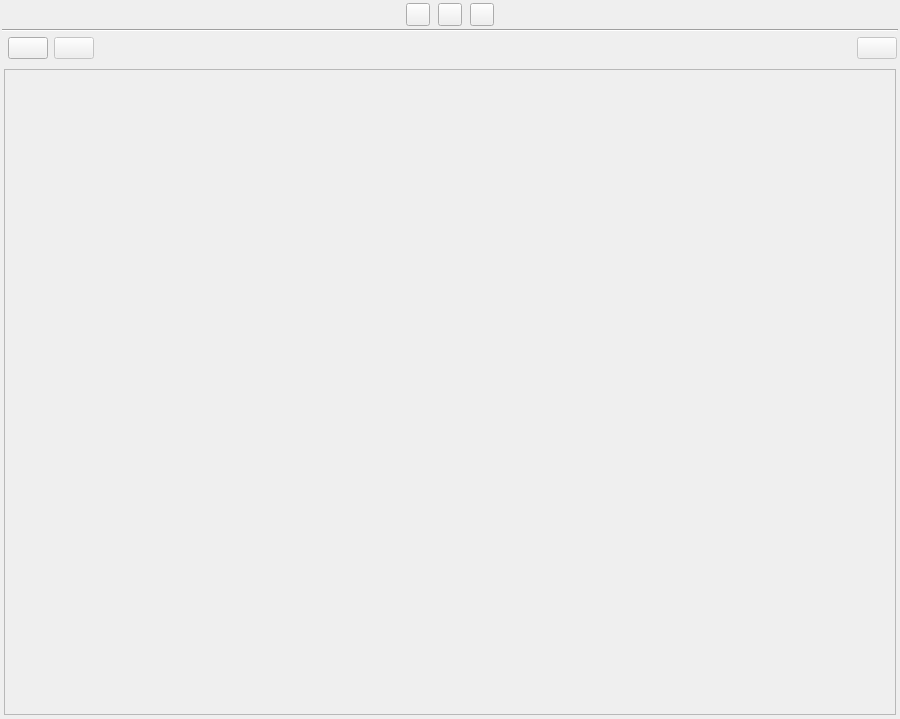
Qt form ui/characters_view.ui (zkovari/plotlyst) before a commit.
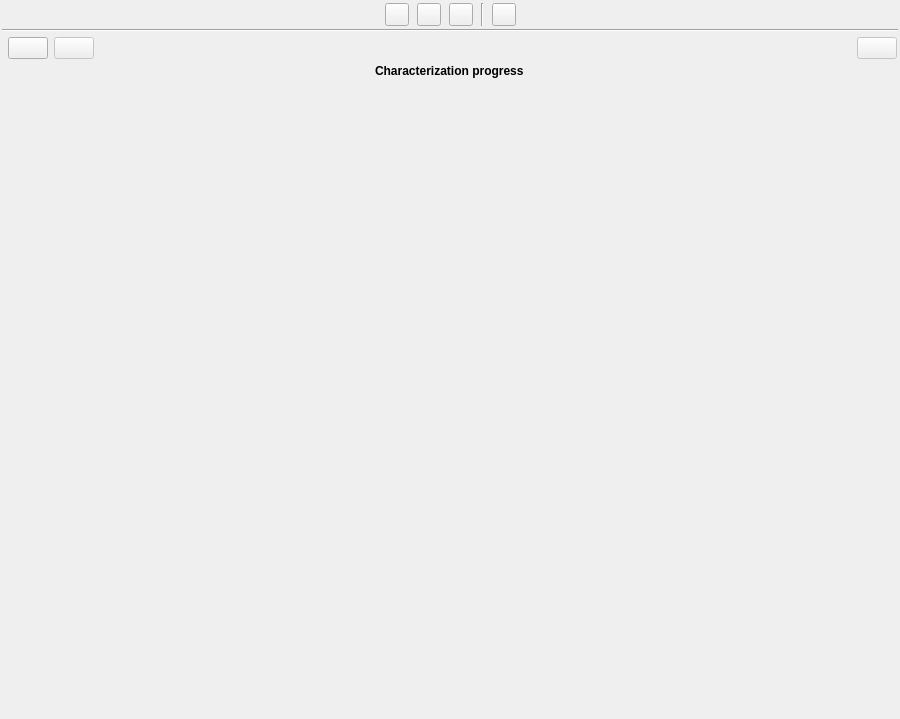
The same form after that commit. Custom widgets are drawn as their Qt base class.

Commit message:
Characters progress view (#380)
* Characters progress view

* progress

* overall progress

* tooltip and shortcut

* char edit

* backstory

* role

The edit to the form file:
```diff
--- a/ui/characters_view.ui
+++ b/ui/characters_view.ui
@@ -163,6 +163,38 @@
             </attribute>
            </widget>
           </item>
+          <item>
+           <widget class="Line" name="line_2">
+            <property name="orientation">
+             <enum>Qt::Vertical</enum>
+            </property>
+           </widget>
+          </item>
+          <item>
+           <widget class="QToolButton" name="btnProgressView">
+            <property name="cursor">
+             <cursorShape>PointingHandCursor</cursorShape>
+            </property>
+            <property name="toolTip">
+             <string>Progress view</string>
+            </property>
+            <property name="text">
+             <string/>
+            </property>
+            <property name="shortcut">
+             <string>4</string>
+            </property>
+            <property name="checkable">
+             <bool>true</bool>
+            </property>
+            <property name="base" stdset="0">
+             <bool>true</bool>
+            </property>
+            <attribute name="buttonGroup">
+             <string notr="true">btnGroupViews</string>
+            </attribute>
+           </widget>
+          </item>
           <item>
            <spacer name="horizontalSpacer_9">
             <property name="orientation">
@@ -329,7 +361,7 @@
        <item>
         <widget class="QStackedWidget" name="stackCharacters">
          <property name="currentIndex">
-          <number>1</number>
+          <number>2</number>
          </property>
          <widget class="QWidget" name="pageTableView">
           <layout class="QVBoxLayout" name="verticalLayout_6">
@@ -430,8 +462,8 @@
                <rect>
                 <x>0</x>
                 <y>0</y>
-                <width>890</width>
-                <height>631</height>
+                <width>98</width>
+                <height>28</height>
                </rect>
               </property>
               <layout class="QHBoxLayout" name="horizontalLayout_4">
@@ -456,6 +488,84 @@
            </item>
           </layout>
          </widget>
+         <widget class="QWidget" name="pageProgressView">
+          <layout class="QVBoxLayout" name="verticalLayout_5">
+           <property name="spacing">
+            <number>4</number>
+           </property>
+           <property name="leftMargin">
+            <number>0</number>
+           </property>
+           <property name="topMargin">
+            <number>0</number>
+           </property>
+           <property name="rightMargin">
+            <number>0</number>
+           </property>
+           <property name="bottomMargin">
+            <number>0</number>
+           </property>
+           <item alignment="Qt::AlignHCenter">
+            <widget class="QLabel" name="label_6">
+             <property name="font">
+              <font>
+               <weight>75</weight>
+               <bold>true</bold>
+              </font>
+             </property>
+             <property name="text">
+              <string>Characterization progress</string>
+             </property>
+            </widget>
+           </item>
+           <item>
+            <widget class="QScrollArea" name="scrollArea_3">
+             <property name="frameShape">
+              <enum>QFrame::NoFrame</enum>
+             </property>
+             <property name="lineWidth">
+              <number>0</number>
+             </property>
+             <property name="widgetResizable">
+              <bool>true</bool>
+             </property>
+             <widget class="QWidget" name="scrollAreaProgress">
+              <property name="geometry">
+               <rect>
+                <x>0</x>
+                <y>0</y>
+                <width>896</width>
+                <height>629</height>
+               </rect>
+              </property>
+              <property name="sizePolicy">
+               <sizepolicy hsizetype="Expanding" vsizetype="Expanding">
+                <horstretch>0</horstretch>
+                <verstretch>0</verstretch>
+               </sizepolicy>
+              </property>
+              <layout class="QVBoxLayout" name="verticalLayout_7">
+               <property name="spacing">
+                <number>0</number>
+               </property>
+               <property name="leftMargin">
+                <number>0</number>
+               </property>
+               <property name="topMargin">
+                <number>0</number>
+               </property>
+               <property name="rightMargin">
+                <number>0</number>
+               </property>
+               <property name="bottomMargin">
+                <number>0</number>
+               </property>
+              </layout>
+             </widget>
+            </widget>
+           </item>
+          </layout>
+         </widget>
          <widget class="QWidget" name="pageCardsView">
           <layout class="QHBoxLayout" name="horizontalLayout_2">
            <property name="spacing">
```
The commit also changes 8 other files.
